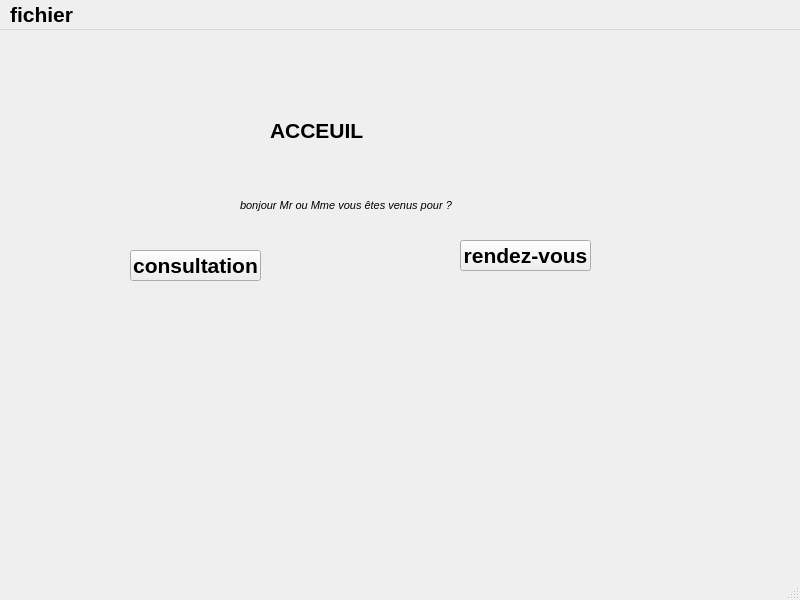
Before: the Qt Designer form form/.ui/accueil.ui in Abrahamkone/ano1, drawn with Qt 5.
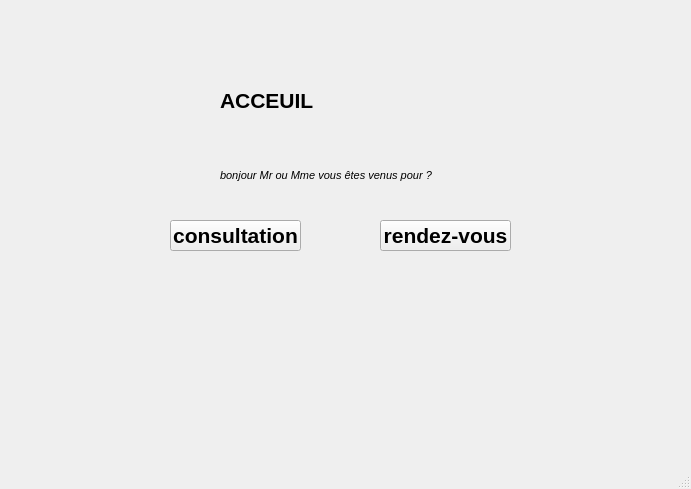
After: the same form once the commit is applied.

```diff
--- a/form/.ui/accueil.ui
+++ b/form/.ui/accueil.ui
@@ -6,8 +6,8 @@
    <rect>
     <x>0</x>
     <y>0</y>
-    <width>800</width>
-    <height>600</height>
+    <width>691</width>
+    <height>489</height>
    </rect>
   </property>
   <property name="font">
@@ -25,7 +25,7 @@
    <widget class="QLabel" name="acceul">
     <property name="geometry">
      <rect>
-      <x>270</x>
+      <x>220</x>
       <y>80</y>
       <width>241</width>
       <height>41</height>
@@ -41,7 +41,7 @@
    <widget class="QPushButton" name="pushButton">
     <property name="geometry">
      <rect>
-      <x>130</x>
+      <x>170</x>
       <y>220</y>
       <width>131</width>
       <height>31</height>
@@ -54,8 +54,8 @@
    <widget class="QPushButton" name="pushButton_2">
     <property name="geometry">
      <rect>
-      <x>460</x>
-      <y>210</y>
+      <x>380</x>
+      <y>220</y>
       <width>131</width>
       <height>31</height>
      </rect>
@@ -67,7 +67,7 @@
    <widget class="QLabel" name="label_2">
     <property name="geometry">
      <rect>
-      <x>240</x>
+      <x>220</x>
       <y>160</y>
       <width>251</width>
       <height>31</height>
@@ -90,25 +90,6 @@
     </property>
    </widget>
   </widget>
-  <widget class="QMenuBar" name="menubar">
-   <property name="geometry">
-    <rect>
-     <x>0</x>
-     <y>0</y>
-     <width>800</width>
-     <height>30</height>
-    </rect>
-   </property>
-   <widget class="QMenu" name="menufichier">
-    <property name="title">
-     <string>fichier</string>
-    </property>
-    <addaction name="actionenregistre"/>
-    <addaction name="actionouvrire"/>
-    <addaction name="actionquitter"/>
-   </widget>
-   <addaction name="menufichier"/>
-  </widget>
   <widget class="QStatusBar" name="statusbar"/>
   <action name="actionenregistre">
    <property name="text">
```
Left out of the diff: 4 changed lines with no effect on the pictures.
